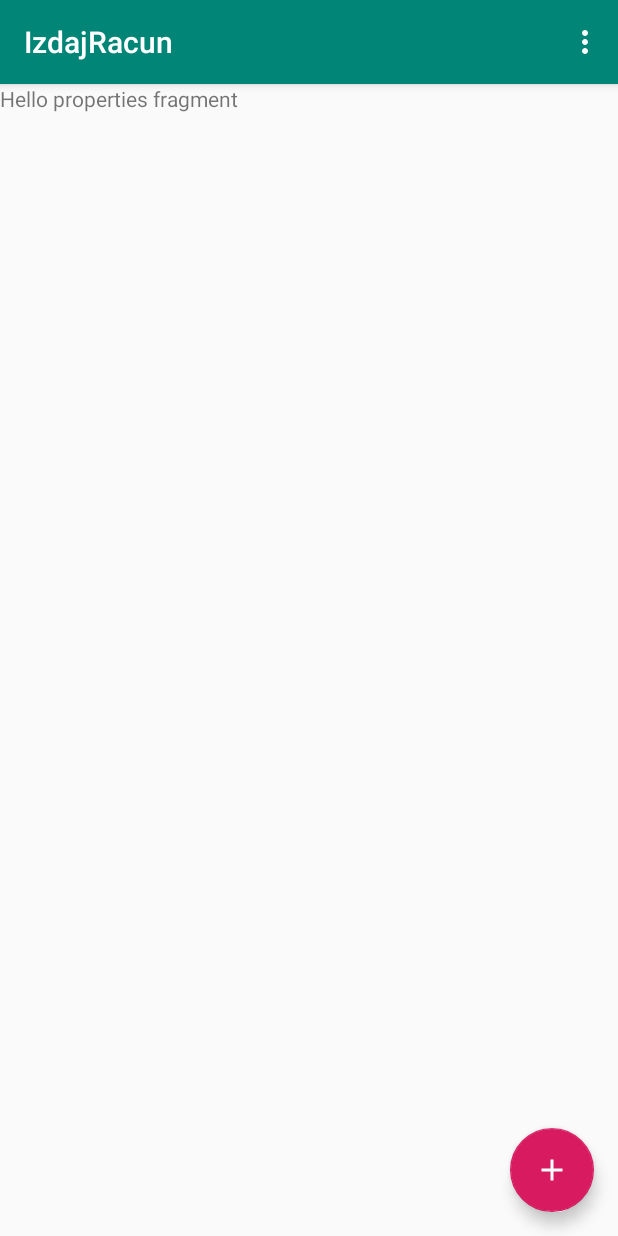
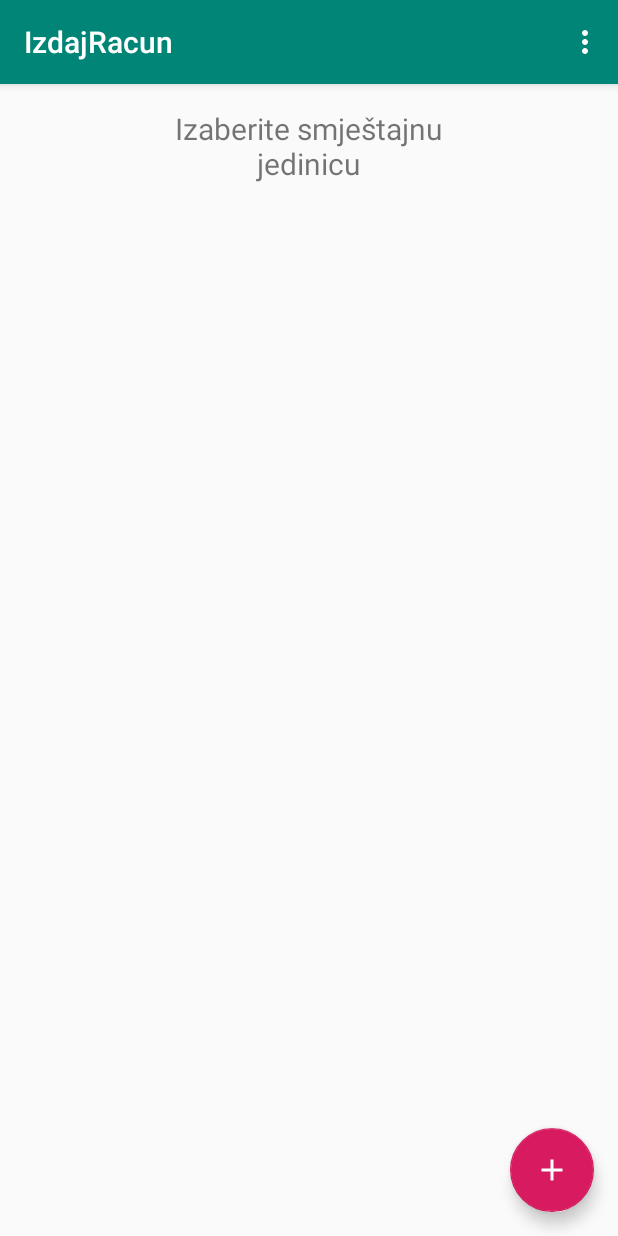
Before and after one commit to m-ladis/IzdajRacun, an Android app: the PropertiesFragment screen opened through its navigation route, on a phone screen of 412 x 824 dp. Run offline under Robolectric (Android 15) with nearby library versions, the phone set to English and light mode, and no system bars; our stand-ins replace Room's generated code.

Commit message:
Design changes and code cleanup

```diff
--- a/app/src/main/java/hr/ml/izdajracun/view/AddEditPropertyFragment.java
+++ b/app/src/main/java/hr/ml/izdajracun/view/AddEditPropertyFragment.java
@@ -37,8 +37,6 @@ public class AddEditPropertyFragment extends Fragment implements View.OnClickLis
     private EditText ownerIbanEditText;
     private EditText ownerOibEditText;
 
-    private RentalPropertyInfo propertyInfo;
-
     private AddEditPropertyViewModel viewModel;
 
     public AddEditPropertyFragment() {}
@@ -66,7 +64,7 @@ public class AddEditPropertyFragment extends Fragment implements View.OnClickLis
         doneButton.setOnClickListener(this);
 
         if (getArguments() != null) {
-            propertyInfo = (RentalPropertyInfo) getArguments()
+            RentalPropertyInfo propertyInfo = (RentalPropertyInfo) getArguments()
                     .getSerializable("property");
 
             viewModel.setMode(AddEditPropertyViewModel.Mode.MODE_UPDATE);
--- a/app/src/main/java/hr/ml/izdajracun/view/PropertiesFragment.java
+++ b/app/src/main/java/hr/ml/izdajracun/view/PropertiesFragment.java
@@ -8,6 +8,7 @@ import androidx.lifecycle.Observer;
 import androidx.lifecycle.ViewModelProviders;
 import androidx.navigation.Navigation;
 import androidx.navigation.fragment.NavHostFragment;
+import androidx.recyclerview.widget.DividerItemDecoration;
 import androidx.recyclerview.widget.RecyclerView;
 
 import android.view.LayoutInflater;
@@ -43,6 +44,8 @@ public class PropertiesFragment extends Fragment implements View.OnClickListener
         //getting references to UI
         addPropertyButton = root.findViewById(R.id.addNewProperty);
         propertiesRecyclerView = root.findViewById(R.id.properties);
+        propertiesRecyclerView.addItemDecoration(new DividerItemDecoration(
+                propertiesRecyclerView.getContext(), DividerItemDecoration.VERTICAL));
 
         //adding onClickListeners
         addPropertyButton.setOnClickListener(this);
--- a/app/src/main/java/hr/ml/izdajracun/view/PropertyDashboardFragment.java
+++ b/app/src/main/java/hr/ml/izdajracun/view/PropertyDashboardFragment.java
@@ -37,8 +37,12 @@ public class PropertyDashboardFragment extends Fragment {
         propertyInfo = (RentalPropertyInfo) getArguments().getSerializable("property");
 
         TextView propertyName = rootView.findViewById(R.id.property_name);
+        TextView propertyAddress = rootView.findViewById(R.id.property_address);
+        TextView ownerName = rootView.findViewById(R.id.owner_name);
+
         propertyName.setText(propertyInfo.getName());
-
+        propertyAddress.setText(propertyInfo.getAddress());
+        ownerName.setText(propertyInfo.getOwnerFirstName() + " " + propertyInfo.getOwnerLastName());
 
         return rootView;
     }
--- a/app/src/main/java/hr/ml/izdajracun/view/SignInFragment.java
+++ b/app/src/main/java/hr/ml/izdajracun/view/SignInFragment.java
@@ -15,12 +15,14 @@ import android.view.Menu;
 import android.view.MenuInflater;
 import android.view.View;
 import android.view.ViewGroup;
-import android.widget.Button;
+import android.widget.Toast;
+
 
 import com.google.android.gms.auth.api.signin.GoogleSignIn;
 import com.google.android.gms.auth.api.signin.GoogleSignInAccount;
 import com.google.android.gms.auth.api.signin.GoogleSignInClient;
 import com.google.android.gms.auth.api.signin.GoogleSignInOptions;
+import com.google.android.gms.common.SignInButton;
 import com.google.android.gms.common.api.ApiException;
 import com.google.android.gms.tasks.Task;
 
@@ -39,7 +41,7 @@ public class SignInFragment extends Fragment implements View.OnClickListener {
     private GoogleSignInClient googleSignInClient;
     private NavController navController;
 
-    private Button signInButton;
+    private SignInButton signInButton;
 
     public SignInFragment() {}
 
@@ -97,6 +99,9 @@ public class SignInFragment extends Fragment implements View.OnClickListener {
             switch (resultCode){
                 case RESULT_CANCELED:
                     Log.d(TAG, "sign_in canceled");
+                    Toast.makeText(getContext(), R.string.sign_in_canceled_message,
+                            Toast.LENGTH_SHORT).show();
+
                     break;
 
                 case RESULT_FIRST_USER:
--- /dev/null
+++ b/app/src/main/res/drawable/ic_chevron_left_black.xml
@@ -0,0 +1,5 @@
+<vector android:height="24dp" android:tint="#FFFFFF"
+    android:viewportHeight="24.0" android:viewportWidth="24.0"
+    android:width="24dp" xmlns:android="http://schemas.android.com/apk/res/android">
+    <path android:fillColor="#FF000000" android:pathData="M15.41,7.41L14,6l-6,6 6,6 1.41,-1.41L10.83,12z"/>
+</vector>
--- /dev/null
+++ b/app/src/main/res/drawable/ic_chevron_right_black.xml
@@ -0,0 +1,5 @@
+<vector android:height="24dp" android:tint="#FFFFFF"
+    android:viewportHeight="24.0" android:viewportWidth="24.0"
+    android:width="24dp" xmlns:android="http://schemas.android.com/apk/res/android">
+    <path android:fillColor="#FF000000" android:pathData="M10,6L8.59,7.41 13.17,12l-4.58,4.59L10,18l6,-6z"/>
+</vector>
--- a/app/src/main/res/layout/fragment_add_property_fregment.xml
+++ b/app/src/main/res/layout/fragment_add_property_fregment.xml
@@ -4,6 +4,7 @@
     xmlns:tools="http://schemas.android.com/tools"
     android:layout_width="match_parent"
     android:layout_height="match_parent"
+    android:padding="6dp"
     tools:context=".view.AddEditPropertyFragment">
 
     <EditText
@@ -102,8 +103,8 @@
         android:id="@+id/done_button"
         android:layout_width="wrap_content"
         android:layout_height="wrap_content"
-        android:layout_marginEnd="16dp"
-        android:layout_marginBottom="16dp"
+        android:layout_marginEnd="10dp"
+        android:layout_marginBottom="10dp"
         android:src="@drawable/ic_done_black"
         app:layout_constraintBottom_toBottomOf="parent"
         app:layout_constraintEnd_toEndOf="parent" />
--- a/app/src/main/res/layout/fragment_properties.xml
+++ b/app/src/main/res/layout/fragment_properties.xml
@@ -10,23 +10,27 @@
         android:id="@+id/textView"
         android:layout_width="wrap_content"
         android:layout_height="wrap_content"
-        android:text="@string/hello_properties_fragment" />
+        android:layout_marginTop="16dp"
+        android:gravity="center"
+        android:text="@string/select_property_label"
+        android:textSize="20sp"
+        app:layout_constraintEnd_toEndOf="parent"
+        app:layout_constraintStart_toStartOf="parent"
+        app:layout_constraintTop_toTopOf="parent" />
+
 
     <androidx.recyclerview.widget.RecyclerView
         android:id="@+id/properties"
-        android:layout_width="match_parent"
-        android:layout_height="match_parent"
-        android:layout_marginStart="10dp"
+        android:layout_width="wrap_content"
+        android:layout_height="0dp"
         android:layout_marginTop="16dp"
-        android:layout_marginEnd="10dp"
-        android:padding="5dp"
-        app:layout_constraintBottom_toBottomOf="parent"
+        android:layout_marginBottom="16dp"
+        app:layoutManager="androidx.recyclerview.widget.LinearLayoutManager"
+        app:layout_constraintBottom_toTopOf="@+id/addNewProperty"
         app:layout_constraintEnd_toEndOf="parent"
         app:layout_constraintStart_toStartOf="parent"
-        app:layout_constraintTop_toTopOf="parent"
-        app:layoutManager="androidx.recyclerview.widget.LinearLayoutManager"
+        app:layout_constraintTop_toBottomOf="@+id/textView"
         tools:listitem="@layout/property_item" />
-
 
     <com.google.android.material.floatingactionbutton.FloatingActionButton
         android:id="@+id/addNewProperty"
--- a/app/src/main/res/layout/fragment_sign_in.xml
+++ b/app/src/main/res/layout/fragment_sign_in.xml
@@ -6,11 +6,12 @@
     xmlns:app="http://schemas.android.com/apk/res-auto"
     tools:context=".view.SignInFragment">
 
-    <Button
+    <com.google.android.gms.common.SignInButton
         android:id="@+id/sign_in_button"
-        android:text="@string/sign_in_button_content"
         android:layout_width="wrap_content"
         android:layout_height="wrap_content"
+        android:layout_marginBottom="16dp"
+        app:buttonSize="wide"
         app:layout_constraintBottom_toBottomOf="parent"
         app:layout_constraintEnd_toEndOf="parent"
         app:layout_constraintStart_toStartOf="parent" />
--- a/app/src/main/res/layout/property_item.xml
+++ b/app/src/main/res/layout/property_item.xml
@@ -1,8 +1,7 @@
 <?xml version="1.0" encoding="utf-8"?>
 <androidx.cardview.widget.CardView xmlns:android="http://schemas.android.com/apk/res/android"
     android:layout_width="match_parent"
-    android:layout_height="wrap_content"
-    android:layout_marginTop="10dp">
+    android:layout_height="wrap_content">
 
     <RelativeLayout
         android:layout_width="match_parent"
--- a/app/src/main/res/values/strings.xml
+++ b/app/src/main/res/values/strings.xml
@@ -5,6 +5,7 @@
     <string name="sign_out_menu_item_content">Odjavi se</string>
 
     <string name="sign_in_button_content">Prijavi se</string>
+    <string name="sign_in_canceled_message">Prijava je prekinuta</string>
 
     <string name="hello_add_property_fragment">Hello add property fragment</string>
     <string name="rental_property_name_hint">Naziv objekta</string>
@@ -18,7 +19,7 @@
     <string name="non_valid_oib_toast_content">Neispravan OIB</string>
     <string name="non_valid_iban_toast_content">Neispravan IBAN</string>
 
-    <string name="hello_properties_fragment">Hello properties fragment</string>
+    <string name="select_property_label">Izaberite smještajnu\njedinicu</string>
 
     <string name="hello_property_dashboard_fragment">Hello property dashboard fragment</string>
     <string name="edit_property_info_menu_item">Izmjeni podatke objekta</string>
--- a/app/src/main/res/values/styles.xml
+++ b/app/src/main/res/values/styles.xml
@@ -7,5 +7,4 @@
         <item name="colorPrimaryDark">@color/colorPrimaryDark</item>
         <item name="colorAccent">@color/colorAccent</item>
     </style>
-
 </resources>
```
Also changed, not shown: app/src/main/res/layout/fragment_property_dashboard.xml (+76 -4 lines).
